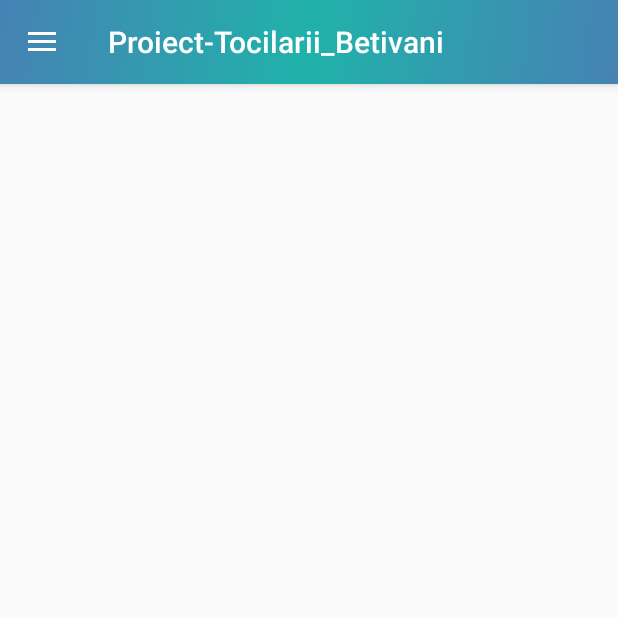
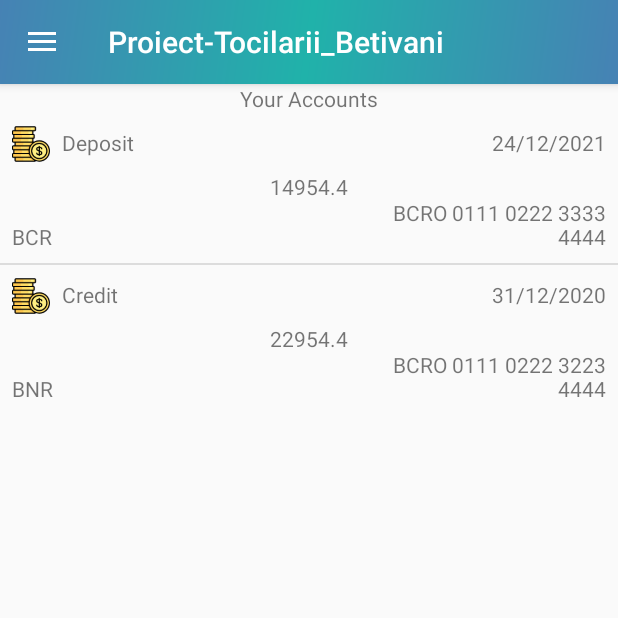
Before and after one commit to BogdanSicu/Android-Project, an Android app: the MainActivity screen opened directly, with no data from a screen before it, on a phone screen of 412 x 824 dp, the top half of it. Run offline under Robolectric (Android 15) with nearby library versions, the phone set to English and light mode, and no system bars.

Commit message:
Am convins fragmentele sa functioneze

```diff
--- /dev/null
+++ b/ProiectTocilarii_Betivani/app/src/main/java/com/example/proiect_tocilarii_betivani/FragmentAccounts.java
@@ -0,0 +1,60 @@
+package com.example.proiect_tocilarii_betivani;
+
+import android.accounts.Account;
+import android.os.Bundle;
+
+import androidx.annotation.NonNull;
+import androidx.annotation.Nullable;
+import androidx.fragment.app.Fragment;
+
+import android.view.LayoutInflater;
+import android.view.View;
+import android.view.ViewGroup;
+import android.widget.ArrayAdapter;
+import android.widget.ListView;
+
+import com.example.proiect_tocilarii_betivani.Util.AccountType;
+import com.example.proiect_tocilarii_betivani.Util.Acount;
+import com.example.proiect_tocilarii_betivani.Util.ListaAdapter;
+
+import java.util.ArrayList;
+import java.util.List;
+
+public class FragmentAccounts extends Fragment {
+    private ListView lv_acounts;
+    private List<Acount> acounts;
+
+    public FragmentAccounts(){}
+
+    public static FragmentAccounts newInstance(int type_key) {
+        Bundle bundle = new Bundle();
+        FragmentAccounts fragment = new FragmentAccounts();
+        bundle.putInt("ACOUNTS_KEY", type_key);
+        fragment.setArguments(bundle);
+        return fragment;
+    }
+
+    @Override
+    public View onCreateView(@NonNull LayoutInflater inflater, @Nullable ViewGroup container, @Nullable Bundle savedInstanceState) {
+        View rootView = inflater.inflate(R.layout.fragment_accounts, container, false);
+        initComponents(rootView, inflater);
+        return rootView;
+    }
+
+    private void initComponents(View rootView, LayoutInflater inflater) {
+        lv_acounts = rootView.findViewById(R.id.accounts_fragment_listview);
+        if(getArguments()!=null){
+            if(getArguments().getInt("ACOUNTS_KEY")==100){
+                acounts = new ArrayList<>();
+                acounts.add(new Acount(AccountType.valueOf("Deposit"), "BCRO 0111 0222 3333 4444",
+                        14954.4f, 55.5f,  "24/7/2020","24/12/2021" , "Alex", "BCR"));
+                acounts.add(new Acount(AccountType.valueOf("Credit"), "BCRO 0111 0222 3223 4444",
+                        22954.4f,-44.5f, "25/3/2018","31/12/2020", "Alex321", "BNR"));
+            }
+        }
+        if(getContext()!=null){
+            ListaAdapter adapter = new ListaAdapter(getContext().getApplicationContext(), R.layout.lv_row_view, acounts, inflater);
+            lv_acounts.setAdapter(adapter);
+        }
+    }
+}
--- a/ProiectTocilarii_Betivani/app/src/main/java/com/example/proiect_tocilarii_betivani/MainActivity.java
+++ b/ProiectTocilarii_Betivani/app/src/main/java/com/example/proiect_tocilarii_betivani/MainActivity.java
@@ -1,25 +1,28 @@
 package com.example.proiect_tocilarii_betivani;
 
+import android.app.FragmentManager;
+import android.app.FragmentTransaction;
 import android.os.Bundle;
+import android.view.MenuItem;
 import android.view.View;
-import android.view.Menu;
 import android.view.WindowManager;
 
-import com.google.android.material.floatingactionbutton.FloatingActionButton;
-import com.google.android.material.snackbar.Snackbar;
 import com.google.android.material.navigation.NavigationView;
 
+import androidx.annotation.NonNull;
 import androidx.appcompat.app.ActionBarDrawerToggle;
-import androidx.navigation.NavController;
-import androidx.navigation.Navigation;
-import androidx.navigation.ui.AppBarConfiguration;
-import androidx.navigation.ui.NavigationUI;
+import androidx.core.view.GravityCompat;
+import androidx.fragment.app.Fragment;
 import androidx.drawerlayout.widget.DrawerLayout;
 import androidx.appcompat.app.AppCompatActivity;
 import androidx.appcompat.widget.Toolbar;
 
 public class MainActivity extends AppCompatActivity {
     DrawerLayout drawerLayout;
+
+    private Fragment fragmentCreated;
+    private NavigationView navigationView;
+
     private View decorView;
     // Hide both the navigation bar and the status bar.
     // SYSTEM_UI_FLAG_FULLSCREEN is only available on Android 4.1 and higher, but as
@@ -29,22 +32,22 @@ public class MainActivity extends AppCompatActivity {
     @Override
     protected void onCreate(Bundle savedInstanceState) {
         super.onCreate(savedInstanceState);
-        // afiseaza aplicatia pe tot ecranul
-        getWindow().setFlags(WindowManager.LayoutParams.FLAG_FULLSCREEN,WindowManager.LayoutParams.FLAG_FULLSCREEN);
+        setContentView(R.layout.activity_main);
 
-        //pentru a scoate action bar
-        decorView = getWindow().getDecorView();
-        decorView.setOnSystemUiVisibilityChangeListener(new View.OnSystemUiVisibilityChangeListener(){
-            @Override
-            public void onSystemUiVisibilityChange(int visibility) {
-                if(visibility == 0)
-                    decorView.setSystemUiVisibility(hideSystemBars());
-            }
-        });
+        //Afisare pe tot ecranul
+        hideBars();
 
-        setContentView(R.layout.activity_main);
         configNavigation();
+        initComponents();
+        openDefaultFragment(savedInstanceState);
     }
+
+    private void initComponents() {
+        navigationView = findViewById(R.id.nav_view);
+        //atasare eveniment de click pe optiunile din meniul lateral
+        navigationView.setNavigationItemSelectedListener(addNavigationMenuItemSelectedEvent());
+    }
+
     // Cum sa faci sa setezi meniul si bara cu butonul pentru meniu
     private void configNavigation() {
         Toolbar toolbar = findViewById(R.id.toolbar);
@@ -62,6 +65,42 @@ public class MainActivity extends AppCompatActivity {
         actionBarDrawerToggle.syncState(); // Afiseaza butonul pe toolbar
     }
 
+    //TO DO -> butoanele de navigatie si trimisul de intent
+    private NavigationView.OnNavigationItemSelectedListener addNavigationMenuItemSelectedEvent() {
+        return new NavigationView.OnNavigationItemSelectedListener() {
+            @Override
+            public boolean onNavigationItemSelected(@NonNull MenuItem item) {
+                if (item.getItemId() == R.id.menu_item_AllAcounts) {
+
+                }
+
+                //incarcam pe ecran fragmentul corespunzator optiunii selectate
+                openFragment();
+                //inchidem meniul lateral
+                drawerLayout.closeDrawer(GravityCompat.START);
+                return true;
+            }
+        };
+    }
+
+    //    Am deschis primul fragment -> cel cu liste
+    private void openDefaultFragment(Bundle SavedInstanceState)  {
+        if(SavedInstanceState == null){
+            fragmentCreated = FragmentAccounts.newInstance(100);
+            getSupportFragmentManager().beginTransaction().add(R.id.main_frame_container, fragmentCreated).commit();
+//            navigationView.setCheckedItem(R.id.drawer_layout);
+        }
+    }
+
+    //TO DO -> deschiderea fragmentului in functie de ce buton am apasat
+    private void openFragment() {
+        //se preia managerul de la nivelul appCompatActivity pentru a putea adauga un nou fragment
+        //in interiorul unui FrameLayout
+        getSupportFragmentManager()
+                .beginTransaction()//incepe tranzactia pentru adaugarea fragmentului
+                .replace(R.id.main_frame_container, fragmentCreated)//se inlocuieste FrameLayout din content_main.xml cu fisierul xml a fragmentul initializat
+                .commit();//se confirma schimbarea
+    }
 
     //pentru a scoate action bar
     @Override
@@ -80,4 +119,26 @@ public class MainActivity extends AppCompatActivity {
                 | View.SYSTEM_UI_FLAG_FULLSCREEN
                 | View.SYSTEM_UI_FLAG_IMMERSIVE_STICKY;
     }
+    // afiseaza aplicatia pe tot ecranul
+    private void hideBars(){
+        getWindow().setFlags(WindowManager.LayoutParams.FLAG_FULLSCREEN,WindowManager.LayoutParams.FLAG_FULLSCREEN);
+
+        //pentru a scoate action bar
+        decorView = getWindow().getDecorView();
+        decorView.setOnSystemUiVisibilityChangeListener(new View.OnSystemUiVisibilityChangeListener(){
+            @Override
+            public void onSystemUiVisibilityChange(int visibility) {
+                if(visibility == 0)
+                    decorView.setSystemUiVisibility(hideSystemBars());
+            }
+        });
+    }
+
+
+
+
+
+
+
+
 }
--- /dev/null
+++ b/ProiectTocilarii_Betivani/app/src/main/java/com/example/proiect_tocilarii_betivani/Util/ListaAdapter.java
@@ -0,0 +1,99 @@
+package com.example.proiect_tocilarii_betivani.Util;
+
+import android.content.Context;
+import android.view.LayoutInflater;
+import android.view.View;
+import android.view.ViewGroup;
+import android.widget.ArrayAdapter;
+import android.widget.TextView;
+
+import androidx.annotation.NonNull;
+import androidx.annotation.Nullable;
+
+import com.example.proiect_tocilarii_betivani.R;
+
+import java.util.Date;
+import java.util.List;
+
+public class ListaAdapter extends ArrayAdapter<Acount> {
+    private Context context;
+    private int resource;
+    private List<Acount> acounts;
+    private LayoutInflater inflater;
+
+    public ListaAdapter(@NonNull Context context, int resource, @NonNull List<Acount> objects, LayoutInflater inflater) {
+        super(context, resource, objects);
+
+        this.context = context;
+        this.resource = resource;
+        this.acounts = objects;
+        this.inflater = inflater;
+    }
+
+    @NonNull
+    @Override
+    public View getView(int position, @Nullable View convertView, @NonNull ViewGroup parent) {
+        View view = inflater.inflate(resource, parent, false);
+        Acount acount = acounts.get(position);
+        if(acount != null){
+            addAcountType(view, acount.getAccountType());
+            addDate(view, acount.getExpirationDate());
+            addbalance(view, acount.getBalance());
+            addBankName(view, acount.getBank());
+            addIBAN(view, acount.getIBAN());
+        }
+        return view;
+    }
+
+    private void addAcountType(View view, AccountType accountType) {
+        TextView textView = view.findViewById(R.id.lv_row_type);
+        String aux = accountType.toString();
+        if(aux == null || aux.isEmpty()){
+            textView.setText(R.string.lv_row_empty);
+        }
+        else{
+            textView.setText(aux);
+        }
+    }
+
+    private void addDate(View view, String expirationDate) {
+        TextView textView = view.findViewById(R.id.lv_row_date);
+        if(expirationDate == null || expirationDate.isEmpty()){
+            textView.setText(R.string.lv_row_empty);
+        }
+        else{
+            textView.setText(expirationDate);
+        }
+    }
+
+    private void addbalance(View view, float balance) {
+        TextView textView = view.findViewById(R.id.lv_row_balance);
+        String aux = String.valueOf(balance);
+        if(aux == null || aux.isEmpty()){
+            textView.setText(R.string.lv_row_empty);
+        }
+        else{
+            textView.setText(aux);
+        }
+    }
+
+    private void addBankName(View view, String bank) {
+        TextView textView = view.findViewById(R.id.lv_row_bank_name);
+        if(bank == null || bank.isEmpty()){
+            textView.setText(R.string.lv_row_empty);
+        }
+        else{
+            textView.setText(bank);
+        }
+    }
+
+    private void addIBAN(View view, String iban) {
+        TextView textView = view.findViewById(R.id.lv_row_iban);
+        if(iban == null || iban.isEmpty()){
+            textView.setText(R.string.lv_row_empty);
+        }
+        else{
+            textView.setText(iban);
+        }
+    }
+}
--- a/ProiectTocilarii_Betivani/app/src/main/res/layout/app_bar_main.xml
+++ b/ProiectTocilarii_Betivani/app/src/main/res/layout/app_bar_main.xml
@@ -22,4 +22,5 @@
 
     <include layout="@layout/content_main" />
 
+
 </androidx.coordinatorlayout.widget.CoordinatorLayout>
--- a/ProiectTocilarii_Betivani/app/src/main/res/layout/content_main.xml
+++ b/ProiectTocilarii_Betivani/app/src/main/res/layout/content_main.xml
@@ -8,6 +8,8 @@
         android:layout_height="match_parent"
         app:layout_constraintEnd_toEndOf="parent"
         app:layout_constraintStart_toStartOf="parent"
-        app:layout_constraintTop_toTopOf="parent" />
+        app:layout_constraintTop_toTopOf="parent" >
+
+    </FrameLayout>
 
 </androidx.constraintlayout.widget.ConstraintLayout>
--- /dev/null
+++ b/ProiectTocilarii_Betivani/app/src/main/res/layout/fragment_accounts.xml
@@ -0,0 +1,32 @@
+<?xml version="1.0" encoding="utf-8"?>
+<androidx.constraintlayout.widget.ConstraintLayout xmlns:android="http://schemas.android.com/apk/res/android"
+    xmlns:tools="http://schemas.android.com/tools"
+    android:layout_width="match_parent"
+    android:layout_height="match_parent"
+    xmlns:app="http://schemas.android.com/apk/res-auto"
+    tools:context=".FragmentAccounts"
+    android:id="@+id/accounts_fragment_layout"
+    >
+<!--    android:background="@drawable/adapter_background"-->
+
+    <TextView
+        android:id="@+id/accounts_textview"
+        android:text="@string/your_accounts"
+        app:layout_constraintEnd_toEndOf="parent"
+        app:layout_constraintStart_toStartOf="parent"
+        app:layout_constraintTop_toTopOf="parent"
+        android:textAlignment="center"
+        android:layout_height="wrap_content"
+        android:layout_width="match_parent" />
+
+    <ListView
+        android:id="@+id/accounts_fragment_listview"
+        android:layout_width="match_parent"
+        android:layout_height="wrap_content"
+        tools:layout_editor_absoluteX="19dp"
+        tools:layout_editor_absoluteY="142dp"
+        app:layout_constraintTop_toBottomOf="@id/accounts_textview"
+        app:layout_constraintStart_toStartOf="parent"
+        app:layout_constraintEnd_toEndOf="parent"/>
+
+</androidx.constraintlayout.widget.ConstraintLayout>
--- a/ProiectTocilarii_Betivani/app/src/main/res/layout/lv_row_view.xml
+++ b/ProiectTocilarii_Betivani/app/src/main/res/layout/lv_row_view.xml
@@ -5,7 +5,8 @@
     xmlns:tools="http://schemas.android.com/tools"
     android:layout_width="match_parent"
     android:layout_height="100dp"
-    android:background="@drawable/adapter_background">
+
+    >
 
     <ImageView
         android:id="@+id/lv_row_typeIcon"
--- a/ProiectTocilarii_Betivani/app/src/main/res/values/strings.xml
+++ b/ProiectTocilarii_Betivani/app/src/main/res/values/strings.xml
@@ -19,4 +19,8 @@
     <string name="lv_row_date">Date</string>
     <string name="lv_row_balance">Balance</string>
     <string name="lv_row_bankName">Bank name</string>
+    <!-- TODO: Remove or change this placeholder text -->
+    <string name="hello_blank_fragment">Hello blank fragment</string>
+    <string name="your_accounts">Your Accounts</string>
+    <string name="lv_row_empty">-</string>
 </resources>
```
Also changed, not shown: ProiectTocilarii_Betivani/app/src/main/java/com/example/proiect_tocilarii_betivani/Util/Acount.java (+53 -8 lines).
